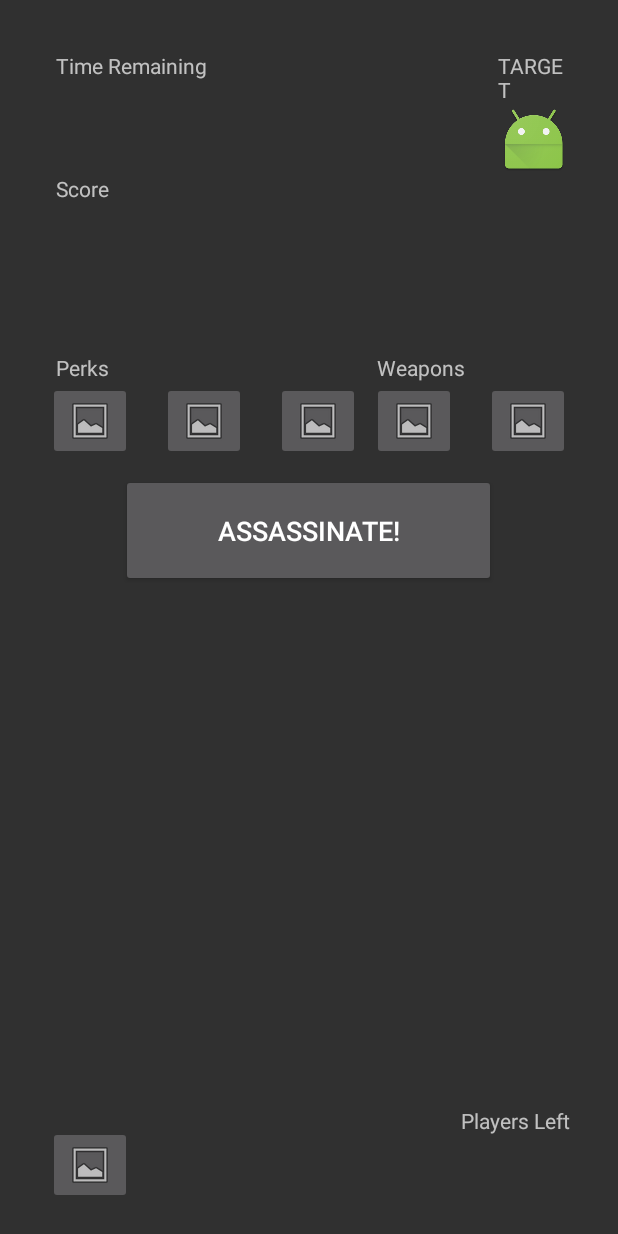
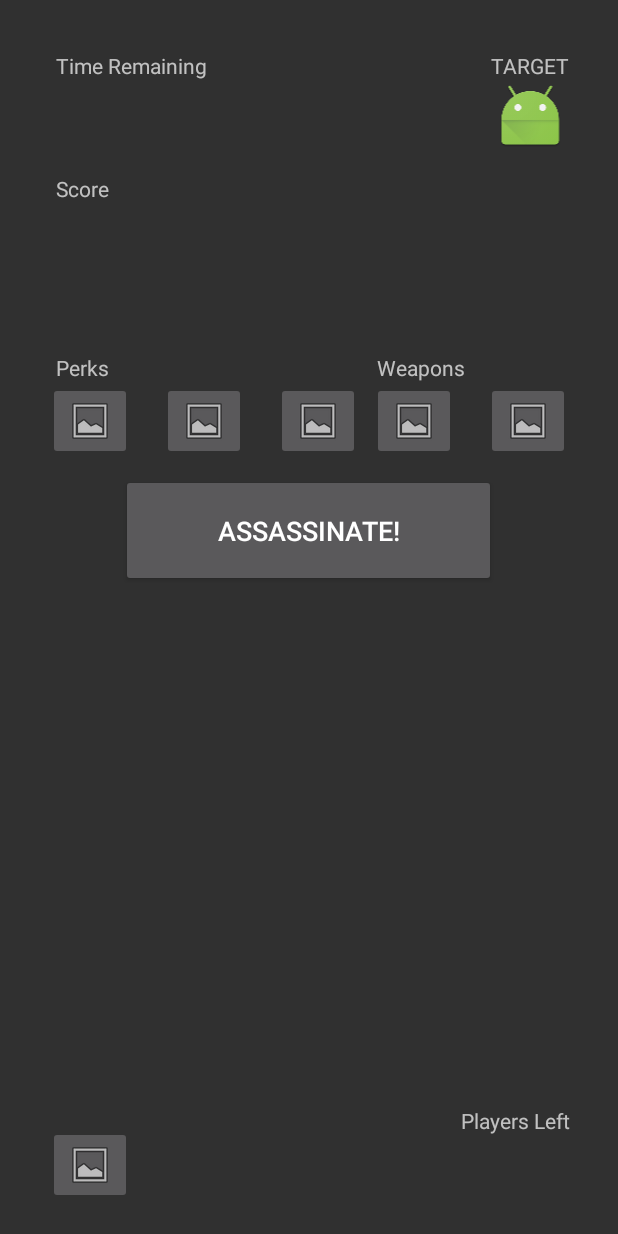
Before and after one commit to srowekamp/Assassins, an Android app: the layout activity_game.xml on its own in the app's theme, with its tools: preview values and no code run, on a phone screen of 412 x 824 dp. Run offline under Robolectric (Android 15) with nearby library versions, the phone set to English and light mode, and no system bars.

Commit message:
Finished merging Tyler and Nathan's android work

```diff
--- a/Android/Assassins/app/src/main/AndroidManifest.xml
+++ b/Android/Assassins/app/src/main/AndroidManifest.xml
@@ -36,6 +36,11 @@
         <activity android:name=".PlayersListActivity"
             android:theme="@style/AppTheme"
             android:parentActivityName=".LobbyActivity"/>
+        <activity
+            android:name=".GameActivity"
+            android:theme="@style/NoActionBar" />
+        <activity android:name=".MainMenuActivity"
+            android:theme="@style/NoActionBar" />
     </application>
 
 </manifest>
--- a/Android/Assassins/app/src/main/res/layout/activity_game.xml
+++ b/Android/Assassins/app/src/main/res/layout/activity_game.xml
@@ -118,7 +118,7 @@
         android:layout_width="wrap_content"
         android:layout_height="wrap_content"
         android:layout_marginTop="18dp"
-        android:layout_marginLeft="300dp"
+        android:layout_alignParentEnd="true"
         android:id="@+id/Target" />
 
     <Button
```
Also changed, not shown: Android/Assassins/app/src/main/java/la_05/com/assassins/GameActivity.java (added, +13 -0 lines), Android/Assassins/app/src/main/java/la_05/com/assassins/MainMenuActivity.java (added, +13 -0 lines).
